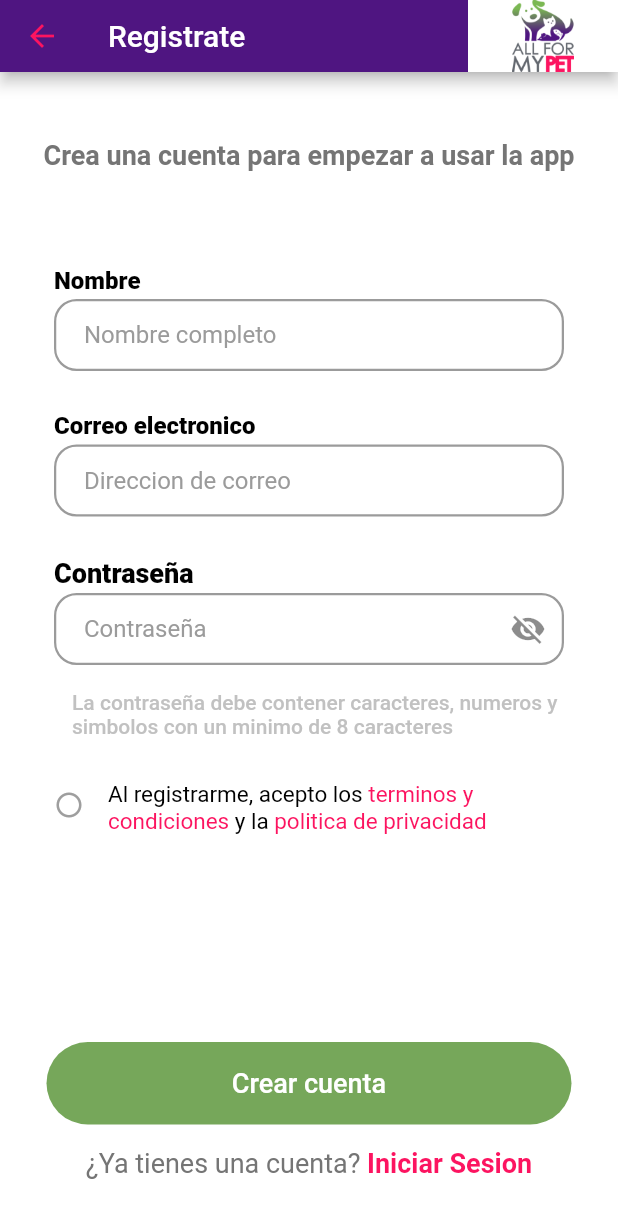
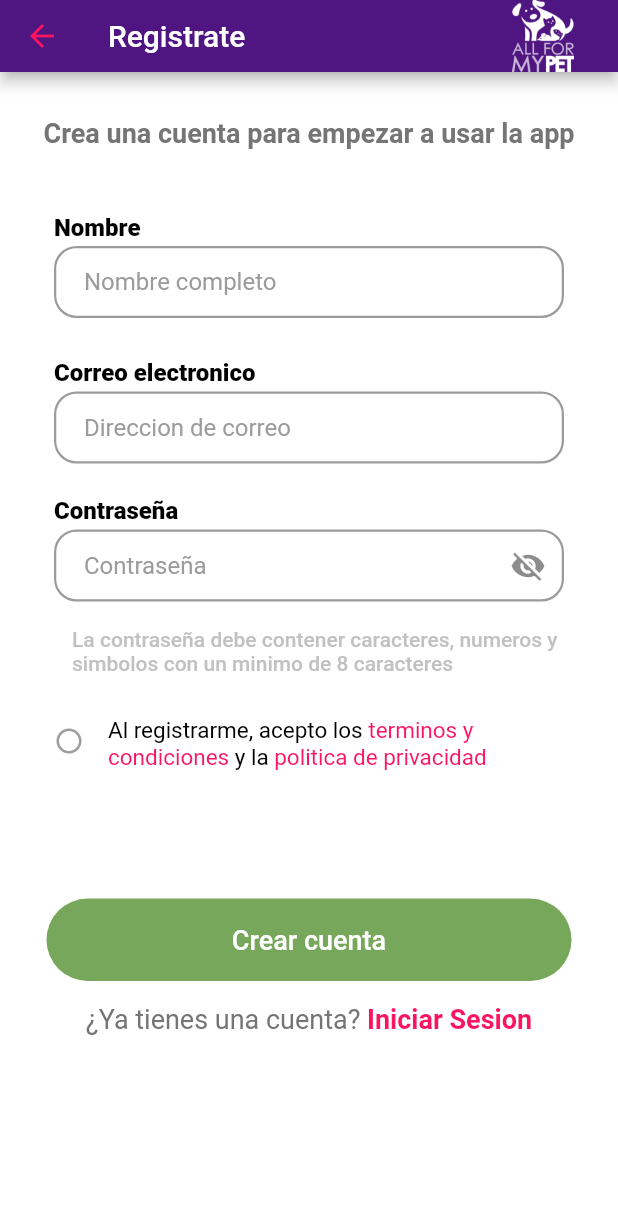
Before and after one commit to edwin141999/login-flutter-app, a Flutter app: the RegisterPage screen opened directly, on a phone screen of 412 x 824 dp. Shown: the top 1218 px of the screen. Run offline on Flutter 3.47's test engine with Material 2 defaults, Android fonts, the phone set to English and light mode, and no system bars; Roboto replaces fonts that are missing (Hack).

Commit message:
ultimos cambios, entrega final

```diff
--- a/lib/src/pages/login_page.dart
+++ b/lib/src/pages/login_page.dart
@@ -29,8 +29,11 @@ class _LoginPageState extends State<LoginPage> {
         actions: [
           Container(
             width: 100,
-            child: Image.asset('assets/images/splash.png'),
-            color: Colors.white,
+            child: Image.asset(
+              'assets/images/splash.png',
+              color: Colors.white,
+            ),
+            color: Colors.transparent,
           )
         ],
       ),
--- a/lib/src/pages/recover_password_page.dart
+++ b/lib/src/pages/recover_password_page.dart
@@ -24,8 +24,11 @@ class _RecoverPasswordState extends State<RecoverPassword> {
         actions: [
           Container(
             width: 100,
-            child: Image.asset('assets/images/splash.png'),
-            color: Colors.white,
+            child: Image.asset(
+              'assets/images/splash.png',
+              color: Colors.white,
+            ),
+            color: Colors.transparent,
           )
         ],
       ),
--- a/lib/src/pages/register_page.dart
+++ b/lib/src/pages/register_page.dart
@@ -1,6 +1,5 @@
 import 'package:flutter/gestures.dart';
 import 'package:flutter/material.dart';
-import 'package:login_flutter/src/pages/home_page.dart';
 import 'package:login_flutter/src/pages/login_page.dart';
 import 'package:login_flutter/src/styles/colors/colors_views.dart';
 
@@ -25,7 +24,6 @@ class _RegisterPageState extends State<RegisterPage> {
   @override
   Widget build(BuildContext context) {
     return Scaffold(
-      resizeToAvoidBottomInset: false, //para que no se haya desborde
       appBar: AppBar(
         title: const Text('Registrate'),
         backgroundColor: ColorSelect.txtBoHe,
@@ -38,18 +36,22 @@ class _RegisterPageState extends State<RegisterPage> {
         actions: [
           Container(
             width: 100,
-            child: Image.asset('assets/images/splash.png'),
+            child: Image.asset(
+              'assets/images/splash.png',
               color: Colors.white,
+            ),
+            color: Colors.transparent,
           )
         ],
       ),
       backgroundColor: ColorSelect.btnBackgroundBo1,
-      body: Center(
+      body: SingleChildScrollView(
         child: Column(
-          // mainAxisAlignment: MainAxisAlignment.spaceAround,
           children: [
-            const Expanded(
-              flex: 2,
+            const Padding(
+              padding: EdgeInsets.only(top: 30, bottom: 25),
+              child: Expanded(
+                flex: 1,
                 child: Center(
                   child: Padding(
                     padding: EdgeInsets.only(bottom: 18),
@@ -64,9 +66,8 @@ class _RegisterPageState extends State<RegisterPage> {
                   ),
                 ),
               ),
-            Expanded(
-              flex: 8,
-              child: Column(
+            ),
+            Column(
               children: [
                 SizedBox(
                   width: 340,
@@ -112,9 +113,7 @@ class _RegisterPageState extends State<RegisterPage> {
                           ),
                         ),
                       ),
-                        const SizedBox(
-                          height: 25,
-                        )
+                      const Padding(padding: EdgeInsets.only(bottom: 25)),
                     ],
                   ),
                 ),
@@ -162,9 +161,7 @@ class _RegisterPageState extends State<RegisterPage> {
                               hintText: 'Direccion de correo'),
                         ),
                       ),
-                        const SizedBox(
-                          height: 25,
-                        )
+                      const Padding(padding: EdgeInsets.only(bottom: 20)),
                     ],
                   ),
                 ),
@@ -178,7 +175,7 @@ class _RegisterPageState extends State<RegisterPage> {
                           'Contraseña',
                           style: TextStyle(
                             color: Colors.black,
-                              fontSize: 18,
+                            fontSize: 16,
                             fontWeight: FontWeight.w900,
                           ),
                         ),
@@ -235,7 +232,6 @@ class _RegisterPageState extends State<RegisterPage> {
                             color: Color.fromARGB(239, 189, 189, 189),
                             fontSize: 14,
                             fontWeight: FontWeight.w500,
-                              fontFamily: 'Hack',
                           ),
                         ),
                       ),
@@ -254,15 +250,13 @@ class _RegisterPageState extends State<RegisterPage> {
                             style: TextStyle(color: Colors.black)),
                         TextSpan(
                             text: 'terminos y condiciones ',
-                              style:
-                                  TextStyle(color: ColorSelect.paginatorNext)),
+                            style: TextStyle(color: ColorSelect.paginatorNext)),
                         TextSpan(
                             text: 'y la ',
                             style: TextStyle(color: Colors.black)),
                         TextSpan(
                             text: 'politica de privacidad',
-                              style:
-                                  TextStyle(color: ColorSelect.paginatorNext)),
+                            style: TextStyle(color: ColorSelect.paginatorNext)),
                       ],
                     ),
                   ),
@@ -290,10 +284,8 @@ class _RegisterPageState extends State<RegisterPage> {
                 ),
               ],
             ),
-            ),
-            Expanded(
-              flex: 2,
-              child: Column(
+            const Padding(padding: EdgeInsets.only(top: 75)),
+            Column(
               children: [
                 Container(
                   width: 350,
@@ -349,7 +341,6 @@ class _RegisterPageState extends State<RegisterPage> {
                 // const Padding(padding: EdgeInsets.only(bottom: 20)),
               ],
             ),
-            ),
           ],
         ),
       ),
```
Lines whose indentation alone changed are shown as unchanged.
